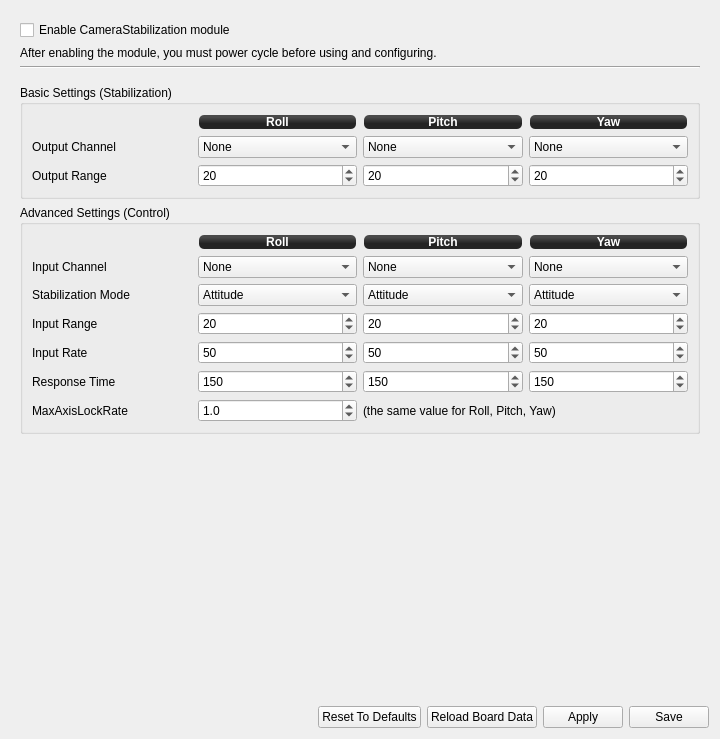
Qt form ground/openpilotgcs/src/plugins/config/camerastabilization.ui (openpilot/OpenPilot) before a commit.
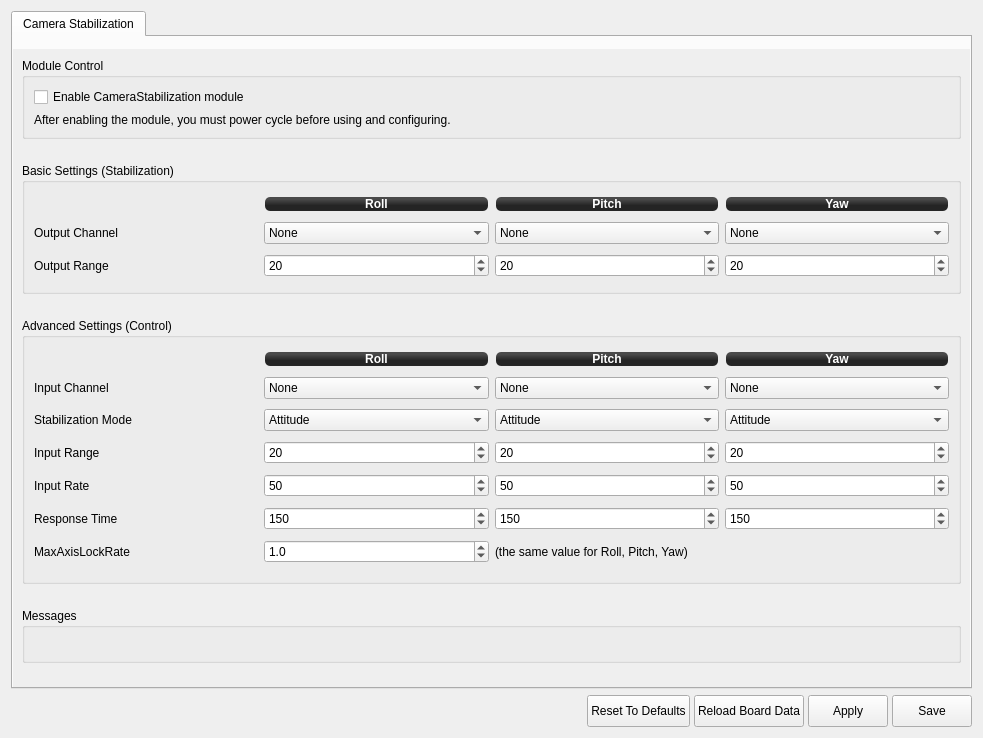
The same form after that commit. Icons and pictures are not drawn.

Commit message: almost done fixing any spacing isues, changed the font so its bigger, added some new stylesheet properties to linux and osx

Patch:
```diff
--- a/ground/openpilotgcs/src/plugins/config/camerastabilization.ui
+++ b/ground/openpilotgcs/src/plugins/config/camerastabilization.ui
@@ -6,14 +6,39 @@
    <rect>
     <x>0</x>
     <y>0</y>
-    <width>720</width>
-    <height>739</height>
+    <width>983</width>
+    <height>738</height>
    </rect>
   </property>
   <property name="windowTitle">
    <string>Form</string>
   </property>
-  <layout class="QVBoxLayout" name="verticalLayout_3">
+  <layout class="QVBoxLayout" name="verticalLayout_5">
+   <property name="spacing">
+    <number>-1</number>
+   </property>
+   <item>
+    <widget class="QTabWidget" name="tabWidget">
+     <property name="currentIndex">
+      <number>0</number>
+     </property>
+     <widget class="QWidget" name="tab">
+      <attribute name="title">
+       <string>Camera Stabilization</string>
+      </attribute>
+      <layout class="QVBoxLayout" name="verticalLayout_2">
+       <property name="leftMargin">
+        <number>0</number>
+       </property>
+       <property name="topMargin">
+        <number>12</number>
+       </property>
+       <property name="rightMargin">
+        <number>0</number>
+       </property>
+       <property name="bottomMargin">
+        <number>0</number>
+       </property>
    <item>
     <widget class="QScrollArea" name="scrollArea">
      <property name="frameShape">
@@ -27,11 +52,20 @@
        <rect>
         <x>0</x>
         <y>0</y>
-        <width>702</width>
-        <height>660</height>
-       </rect>
-      </property>
-      <layout class="QVBoxLayout" name="verticalLayout_2">
+            <width>953</width>
+            <height>626</height>
+           </rect>
+          </property>
+          <layout class="QVBoxLayout" name="verticalLayout">
+           <property name="spacing">
+            <number>24</number>
+           </property>
+           <item>
+            <widget class="QGroupBox" name="groupBox_2">
+             <property name="title">
+              <string>Module Control</string>
+             </property>
+             <layout class="QVBoxLayout" name="verticalLayout_4">
        <item>
         <widget class="QCheckBox" name="enableCameraStabilization">
          <property name="focusPolicy">
@@ -49,29 +83,9 @@
          </property>
         </widget>
        </item>
-       <item>
-        <widget class="Line" name="line">
-         <property name="orientation">
-          <enum>Qt::Horizontal</enum>
-         </property>
-        </widget>
-       </item>
-       <item>
-        <spacer name="verticalSpacer_3">
-         <property name="orientation">
-          <enum>Qt::Vertical</enum>
-         </property>
-         <property name="sizeType">
-          <enum>QSizePolicy::Preferred</enum>
-         </property>
-         <property name="sizeHint" stdset="0">
-          <size>
-           <width>20</width>
-           <height>10</height>
-          </size>
-         </property>
-        </spacer>
-       </item>
+             </layout>
+            </widget>
+           </item>
        <item>
         <widget class="QGroupBox" name="groupBox_5">
          <property name="sizePolicy">
@@ -83,7 +97,7 @@
          <property name="minimumSize">
           <size>
            <width>0</width>
-           <height>100</height>
+               <height>131</height>
           </size>
          </property>
          <property name="title">
@@ -238,6 +252,18 @@
           </item>
           <item row="0" column="3">
            <widget class="QLabel" name="label_44">
+                <property name="minimumSize">
+                 <size>
+                  <width>0</width>
+                  <height>16</height>
+                 </size>
+                </property>
+                <property name="maximumSize">
+                 <size>
+                  <width>16777215</width>
+                  <height>16</height>
+                 </size>
+                </property>
             <property name="styleSheet">
              <string notr="true">background-color: qlineargradient(spread:reflect, x1:0.507, y1:0, x2:0.507, y2:0.772, stop:0.208955 rgba(74, 74, 74, 255), stop:0.78607 rgba(36, 36, 36, 255));
 color: rgb(255, 255, 255);
@@ -255,6 +281,18 @@
           </item>
           <item row="0" column="2">
            <widget class="QLabel" name="label_45">
+                <property name="minimumSize">
+                 <size>
+                  <width>0</width>
+                  <height>16</height>
+                 </size>
+                </property>
+                <property name="maximumSize">
+                 <size>
+                  <width>16777215</width>
+                  <height>16</height>
+                 </size>
+                </property>
             <property name="styleSheet">
              <string notr="true">background-color: qlineargradient(spread:reflect, x1:0.507, y1:0, x2:0.507, y2:0.772, stop:0.208955 rgba(74, 74, 74, 255), stop:0.78607 rgba(36, 36, 36, 255));
 color: rgb(255, 255, 255);
@@ -272,6 +310,18 @@
           </item>
           <item row="0" column="1">
            <widget class="QLabel" name="label_46">
+                <property name="minimumSize">
+                 <size>
+                  <width>0</width>
+                  <height>16</height>
+                 </size>
+                </property>
+                <property name="maximumSize">
+                 <size>
+                  <width>16777215</width>
+                  <height>16</height>
+                 </size>
+                </property>
             <property name="styleSheet">
              <string notr="true">background-color: qlineargradient(spread:reflect, x1:0.507, y1:0, x2:0.507, y2:0.772, stop:0.208955 rgba(74, 74, 74, 255), stop:0.78607 rgba(36, 36, 36, 255));
 color: rgb(255, 255, 255);
@@ -301,7 +351,7 @@
          <property name="minimumSize">
           <size>
            <width>0</width>
-           <height>204</height>
+               <height>266</height>
           </size>
          </property>
          <property name="title">
@@ -310,6 +360,18 @@
          <layout class="QGridLayout" name="gridLayout_8">
           <item row="0" column="3">
            <widget class="QLabel" name="label_32">
+                <property name="minimumSize">
+                 <size>
+                  <width>0</width>
+                  <height>16</height>
+                 </size>
+                </property>
+                <property name="maximumSize">
+                 <size>
+                  <width>16777215</width>
+                  <height>16</height>
+                 </size>
+                </property>
             <property name="styleSheet">
              <string notr="true">background-color: qlineargradient(spread:reflect, x1:0.507, y1:0, x2:0.507, y2:0.772, stop:0.208955 rgba(74, 74, 74, 255), stop:0.78607 rgba(36, 36, 36, 255));
 color: rgb(255, 255, 255);
@@ -327,6 +389,18 @@
           </item>
           <item row="0" column="2">
            <widget class="QLabel" name="label_33">
+                <property name="minimumSize">
+                 <size>
+                  <width>0</width>
+                  <height>16</height>
+                 </size>
+                </property>
+                <property name="maximumSize">
+                 <size>
+                  <width>16777215</width>
+                  <height>16</height>
+                 </size>
+                </property>
             <property name="styleSheet">
              <string notr="true">background-color: qlineargradient(spread:reflect, x1:0.507, y1:0, x2:0.507, y2:0.772, stop:0.208955 rgba(74, 74, 74, 255), stop:0.78607 rgba(36, 36, 36, 255));
 color: rgb(255, 255, 255);
@@ -344,6 +418,18 @@
           </item>
           <item row="0" column="1">
            <widget class="QLabel" name="label_34">
+                <property name="minimumSize">
+                 <size>
+                  <width>0</width>
+                  <height>16</height>
+                 </size>
+                </property>
+                <property name="maximumSize">
+                 <size>
+                  <width>16777215</width>
+                  <height>16</height>
+                 </size>
+                </property>
             <property name="styleSheet">
              <string notr="true">background-color: qlineargradient(spread:reflect, x1:0.507, y1:0, x2:0.507, y2:0.772, stop:0.208955 rgba(74, 74, 74, 255), stop:0.78607 rgba(36, 36, 36, 255));
 color: rgb(255, 255, 255);
@@ -840,43 +926,50 @@
         </widget>
        </item>
        <item>
-        <spacer name="verticalSpacer">
-         <property name="orientation">
-          <enum>Qt::Vertical</enum>
-         </property>
-         <property name="sizeHint" stdset="0">
-          <size>
-           <width>20</width>
-           <height>40</height>
-          </size>
-         </property>
-        </spacer>
-       </item>
-      </layout>
-     </widget>
-    </widget>
-   </item>
-   <item>
-    <layout class="QVBoxLayout" name="verticalLayout">
+            <widget class="QGroupBox" name="groupBox_4">
+             <property name="title">
+              <string>Messages</string>
+             </property>
+             <layout class="QVBoxLayout" name="verticalLayout_3">
      <item>
       <widget class="QLabel" name="message">
+                <property name="autoFillBackground">
+                 <bool>false</bool>
+                </property>
        <property name="text">
         <string/>
        </property>
       </widget>
      </item>
+             </layout>
+            </widget>
+           </item>
      <item>
-      <layout class="QHBoxLayout" name="submitButtons">
-       <item>
-        <widget class="QFrame" name="frame">
-         <property name="frameShape">
-          <enum>QFrame::StyledPanel</enum>
-         </property>
-         <property name="frameShadow">
-          <enum>QFrame::Raised</enum>
-         </property>
-        </widget>
+            <spacer name="verticalSpacer_2">
+             <property name="orientation">
+              <enum>Qt::Vertical</enum>
+             </property>
+             <property name="sizeHint" stdset="0">
+              <size>
+               <width>20</width>
+               <height>40</height>
+              </size>
+             </property>
+            </spacer>
+           </item>
+          </layout>
+         </widget>
+        </widget>
        </item>
+      </layout>
+     </widget>
+    </widget>
+   </item>
+   <item>
+    <layout class="QHBoxLayout" name="horizontalLayout">
+     <property name="spacing">
+      <number>4</number>
+     </property>
        <item>
         <spacer name="horizontalSpacer">
          <property name="orientation">
@@ -884,8 +977,8 @@
          </property>
          <property name="sizeHint" stdset="0">
           <size>
-           <width>40</width>
-           <height>20</height>
+         <width>321</width>
+         <height>16</height>
           </size>
          </property>
         </spacer>
@@ -900,8 +993,8 @@
          </property>
          <property name="maximumSize">
           <size>
-           <width>32</width>
-           <height>32</height>
+         <width>25</width>
+         <height>25</height>
           </size>
          </property>
          <property name="font">
@@ -918,8 +1011,8 @@
          </property>
          <property name="iconSize">
           <size>
-           <width>32</width>
-           <height>32</height>
+         <width>25</width>
+         <height>25</height>
           </size>
          </property>
          <property name="shortcut">
@@ -941,6 +1034,18 @@
        </item>
        <item>
         <widget class="QPushButton" name="camerastabilizationResetToDefaults">
+       <property name="minimumSize">
+        <size>
+         <width>0</width>
+         <height>32</height>
+        </size>
+       </property>
+       <property name="maximumSize">
+        <size>
+         <width>16777215</width>
+         <height>32</height>
+        </size>
+       </property>
          <property name="toolTip">
           <string>Load default CameraStabilization settings except output channels into GCS.
 
@@ -960,6 +1065,18 @@
        </item>
        <item>
         <widget class="QPushButton" name="pushButton">
+       <property name="minimumSize">
+        <size>
+         <width>0</width>
+         <height>32</height>
+        </size>
+       </property>
+       <property name="maximumSize">
+        <size>
+         <width>16777215</width>
+         <height>32</height>
+        </size>
+       </property>
          <property name="toolTip">
           <string>Reloads saved CameraStabilization settings  except output channels
 from board into GCS. Useful if you have accidentally changed some
@@ -981,6 +1098,18 @@
        </item>
        <item>
         <widget class="QPushButton" name="camerastabilizationSaveRAM">
+       <property name="minimumSize">
+        <size>
+         <width>0</width>
+         <height>32</height>
+        </size>
+       </property>
+       <property name="maximumSize">
+        <size>
+         <width>16777215</width>
+         <height>32</height>
+        </size>
+       </property>
          <property name="toolTip">
           <string>Send settings to the board but do not save to the non-volatile memory</string>
          </property>
@@ -996,6 +1125,18 @@
        </item>
        <item>
         <widget class="QPushButton" name="camerastabilizationSaveSD">
+       <property name="minimumSize">
+        <size>
+         <width>0</width>
+         <height>32</height>
+        </size>
+       </property>
+       <property name="maximumSize">
+        <size>
+         <width>16777215</width>
+         <height>32</height>
+        </size>
+       </property>
          <property name="toolTip">
           <string>Send settings to the board and save to the non-volatile memory</string>
          </property>
@@ -1015,8 +1156,6 @@
       </layout>
      </item>
     </layout>
-   </item>
-  </layout>
  </widget>
  <tabstops>
   <tabstop>enableCameraStabilization</tabstop>
```
Left out of the diff: 26 changed lines with no effect on the pictures. Lines whose indentation alone changed are shown as unchanged. The commit also changes 13 other files.
